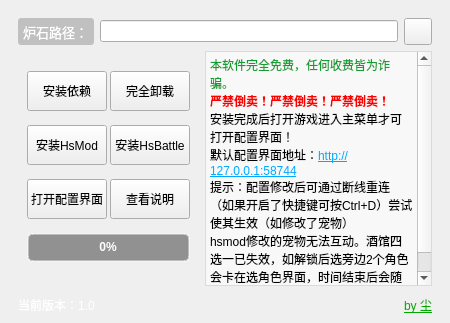
Qt form hsmodinstaller.ui (Stardustll/HsModInstaller) before a commit.
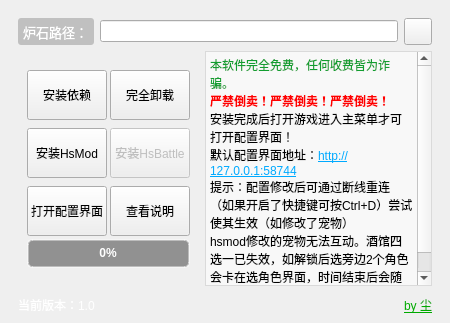
The same form after that commit. Icons and pictures are not drawn.

Diff of the .ui file:
```diff
--- a/hsmodinstaller.ui
+++ b/hsmodinstaller.ui
@@ -159,7 +159,7 @@
           <item row="0" column="0">
            <widget class="QPushButton" name="pushButton">
             <property name="sizePolicy">
-             <sizepolicy hsizetype="Preferred" vsizetype="Fixed">
+             <sizepolicy hsizetype="Preferred" vsizetype="Preferred">
               <horstretch>0</horstretch>
               <verstretch>0</verstretch>
              </sizepolicy>
@@ -167,6 +167,12 @@
             <property name="minimumSize">
              <size>
               <width>0</width>
+              <height>50</height>
+             </size>
+            </property>
+            <property name="maximumSize">
+             <size>
+              <width>16777215</width>
               <height>40</height>
              </size>
             </property>
@@ -182,7 +188,7 @@
           <item row="2" column="0">
            <widget class="QPushButton" name="pushButton_3">
             <property name="sizePolicy">
-             <sizepolicy hsizetype="Preferred" vsizetype="Fixed">
+             <sizepolicy hsizetype="Preferred" vsizetype="Preferred">
               <horstretch>0</horstretch>
               <verstretch>0</verstretch>
              </sizepolicy>
@@ -190,6 +196,12 @@
             <property name="minimumSize">
              <size>
               <width>0</width>
+              <height>50</height>
+             </size>
+            </property>
+            <property name="maximumSize">
+             <size>
+              <width>16777215</width>
               <height>40</height>
              </size>
             </property>
@@ -201,7 +213,7 @@
           <item row="2" column="1">
            <widget class="QPushButton" name="illustrateBtn">
             <property name="sizePolicy">
-             <sizepolicy hsizetype="Preferred" vsizetype="Fixed">
+             <sizepolicy hsizetype="Preferred" vsizetype="Preferred">
               <horstretch>0</horstretch>
               <verstretch>0</verstretch>
              </sizepolicy>
@@ -209,6 +221,12 @@
             <property name="minimumSize">
              <size>
               <width>0</width>
+              <height>50</height>
+             </size>
+            </property>
+            <property name="maximumSize">
+             <size>
+              <width>16777215</width>
               <height>40</height>
              </size>
             </property>
@@ -260,7 +278,7 @@
           <item row="0" column="1">
            <widget class="QPushButton" name="uninstallBtn">
             <property name="sizePolicy">
-             <sizepolicy hsizetype="Preferred" vsizetype="Fixed">
+             <sizepolicy hsizetype="Preferred" vsizetype="Preferred">
               <horstretch>0</horstretch>
               <verstretch>0</verstretch>
              </sizepolicy>
@@ -268,6 +286,12 @@
             <property name="minimumSize">
              <size>
               <width>0</width>
+              <height>50</height>
+             </size>
+            </property>
+            <property name="maximumSize">
+             <size>
+              <width>16777215</width>
               <height>40</height>
              </size>
             </property>
@@ -283,7 +307,7 @@
           <item row="1" column="0">
            <widget class="QPushButton" name="InsHmBtn">
             <property name="sizePolicy">
-             <sizepolicy hsizetype="Preferred" vsizetype="Fixed">
+             <sizepolicy hsizetype="Preferred" vsizetype="Preferred">
               <horstretch>0</horstretch>
               <verstretch>0</verstretch>
              </sizepolicy>
@@ -291,6 +315,12 @@
             <property name="minimumSize">
              <size>
               <width>0</width>
+              <height>50</height>
+             </size>
+            </property>
+            <property name="maximumSize">
+             <size>
+              <width>16777215</width>
               <height>40</height>
              </size>
             </property>
@@ -301,8 +331,11 @@
           </item>
           <item row="1" column="1">
            <widget class="QPushButton" name="InHbBtn">
+            <property name="enabled">
+             <bool>false</bool>
+            </property>
             <property name="sizePolicy">
-             <sizepolicy hsizetype="Preferred" vsizetype="Fixed">
+             <sizepolicy hsizetype="Preferred" vsizetype="Preferred">
               <horstretch>0</horstretch>
               <verstretch>0</verstretch>
              </sizepolicy>
@@ -310,6 +343,12 @@
             <property name="minimumSize">
              <size>
               <width>0</width>
+              <height>50</height>
+             </size>
+            </property>
+            <property name="maximumSize">
+             <size>
+              <width>16777215</width>
               <height>40</height>
              </size>
             </property>
```
